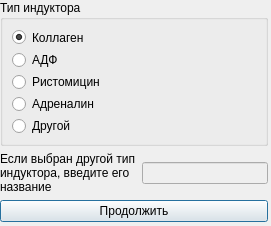
The window that selectinductor.ui (krang4d/Agrekola) describes before a commit, drawn with Qt 5.
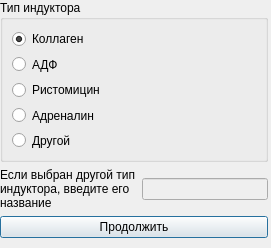
The same window after the commit.

The edit to the form file:
```diff
--- a/selectinductor.ui
+++ b/selectinductor.ui
@@ -7,7 +7,7 @@
     <x>0</x>
     <y>0</y>
     <width>271</width>
-    <height>226</height>
+    <height>248</height>
    </rect>
   </property>
   <property name="windowTitle">
@@ -19,7 +19,7 @@
      <x>0</x>
      <y>0</y>
      <width>268</width>
-     <height>222</height>
+     <height>238</height>
     </rect>
    </property>
    <layout class="QVBoxLayout" name="verticalLayout_1">
```
